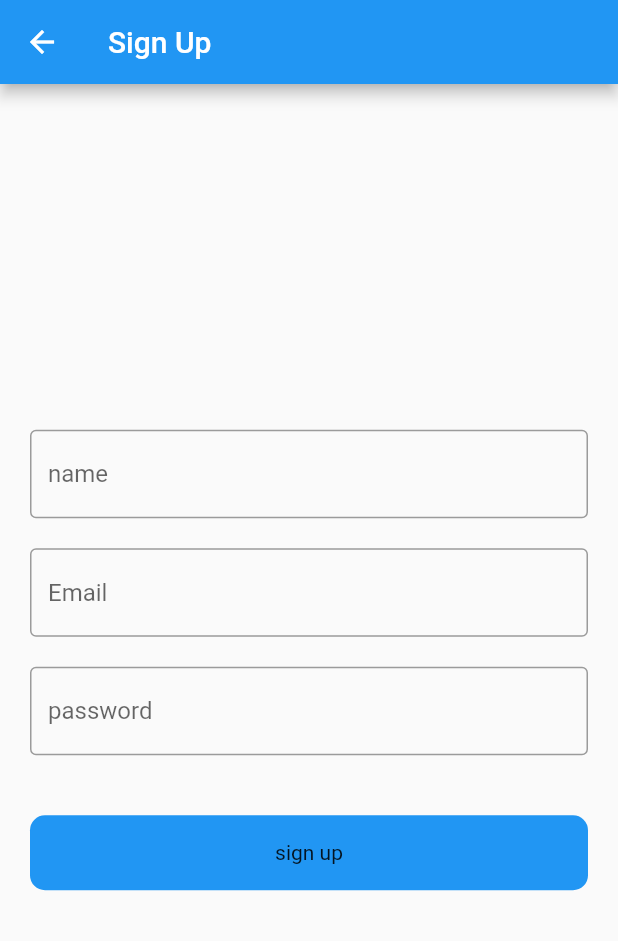
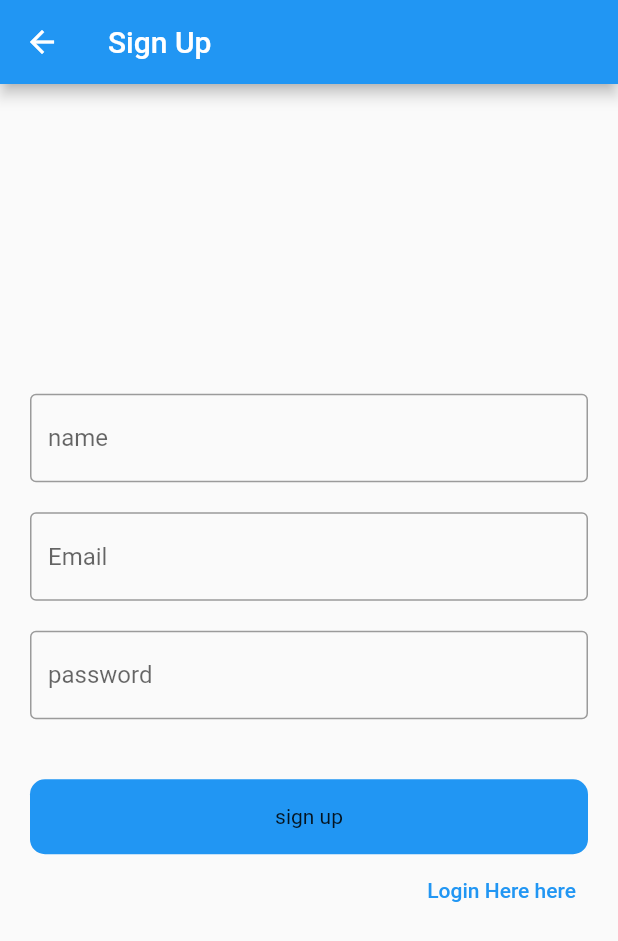
Before and after one commit to pshubham87/RestApis, a Flutter app: the SignUpScreen screen opened directly, after a tap on "sign up", on a phone screen of 412 x 824 dp. Shown: the top 941 px of the screen. Run offline on Flutter 3.47's test engine with Material 2 defaults, Android fonts, the phone set to English and light mode, and no system bars; our stand-ins replace shared_preferences; accounts and stored records are empty; network calls fail.

Commit message:
initial committ

```diff
--- a/lib/HomeScreen.dart
+++ b/lib/HomeScreen.dart
@@ -30,7 +30,8 @@ class _HomeScreenState extends State<HomeScreen> {
         body: loading == true
             ? Center(child: CircularProgressIndicator())
             : Column(mainAxisAlignment: MainAxisAlignment.center, children: [
-                Column(
+                SingleChildScrollView(
+                  child: Column(
                     mainAxisAlignment: MainAxisAlignment.center,
                     crossAxisAlignment: CrossAxisAlignment.start,
                     children: [
@@ -43,6 +44,7 @@ class _HomeScreenState extends State<HomeScreen> {
                         style: TextStyle(color: Colors.red, fontSize: 20),
                       ),
                     ],
+                  ),
                 ),
                 SizedBox(height: 20),
                 Center(
--- a/lib/Signup.dart
+++ b/lib/Signup.dart
@@ -84,7 +84,25 @@ class _SignUpScreenState extends State<SignUpScreen> {
                     child: Text('sign up'),
                   ),
                 ),
-              )
+              ),
+              Row(
+                mainAxisAlignment: MainAxisAlignment.end,
+                children: [
+                  TextButton(
+                      onPressed: () {
+                        Navigator.pushAndRemoveUntil(
+                          context,
+                          MaterialPageRoute(
+                            builder: (context) {
+                              return MyHomePage();
+                            },
+                          ),
+                          (route) => false,
+                        );
+                      },
+                      child: Text("Login Here here")),
+                ],
+              ),
             ],
           ),
         ),
@@ -105,18 +123,25 @@ class _SignUpScreenState extends State<SignUpScreen> {
           "Accept": "application/json",
         });
     print(response.statusCode);
-    if (response.statusCode == 200) {
+    if (response.statusCode == 200 && (_formKey.currentState!.validate())) {
       var registerArr = json.decode(response.body);
       print(registerArr['token']);
       final prefs = await SharedPreferences.getInstance();
       prefs.setString('token', registerArr['token']);
       ScaffoldMessenger.of(context).showSnackBar(SnackBar(
+          duration: Duration(seconds: 1),
           backgroundColor: Colors.green,
           content: Text("Successfule Created Account")));
       await Navigator.push(
         context,
         MaterialPageRoute(builder: (context) => const MyHomePage()),
       );
-    } else {}
+    } else if (response.statusCode == 400 &&
+        (_formKey.currentState!.validate())) {
+      ScaffoldMessenger.of(context).showSnackBar(SnackBar(
+          duration: Duration(seconds: 1),
+          backgroundColor: Colors.red,
+          content: Text("Account Already Existed, please Login")));
+    }
   }
 }
--- a/lib/main.dart
+++ b/lib/main.dart
@@ -21,7 +21,7 @@ class MyApp extends StatelessWidget {
         theme: ThemeData(
           primarySwatch: Colors.blue,
         ),
-        // token != '' ? : const HomeScreen(),const
+        // token != '' ? : const HomeScreen()
         home: const MyHomePage());
   }
 }
```
Lines whose indentation alone changed are shown as unchanged.
